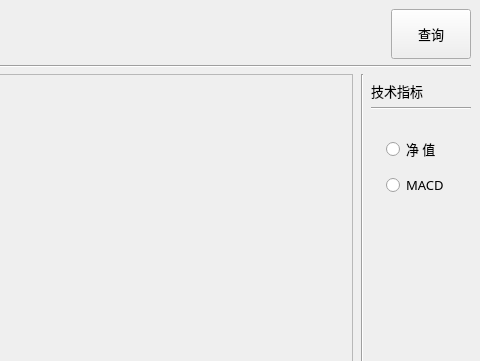
Old version of the form ui/main_window.ui in the repository KirinDr/Fund-Tool; both pictures show x 676 to 1156 and y 0 to 361 of the 1156 by 612 pixel window.
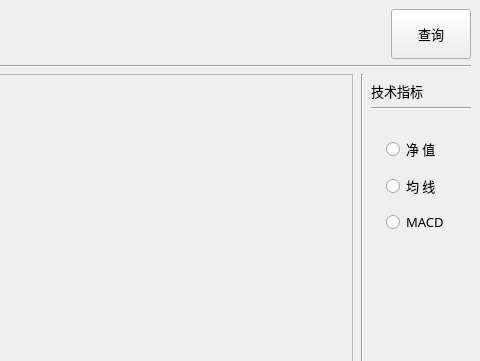
New version of the form.

```diff
--- a/ui/main_window.ui
+++ b/ui/main_window.ui
@@ -324,6 +324,25 @@
             </property>
            </widget>
           </item>
+          <item>
+           <widget class="QRadioButton" name="ma_choose">
+            <property name="minimumSize">
+             <size>
+              <width>80</width>
+              <height>0</height>
+             </size>
+            </property>
+            <property name="font">
+             <font>
+              <family>宋体</family>
+              <pointsize>10</pointsize>
+             </font>
+            </property>
+            <property name="text">
+             <string>均 线</string>
+            </property>
+           </widget>
+          </item>
           <item>
            <widget class="QRadioButton" name="macd_choose">
             <property name="minimumSize">
```
